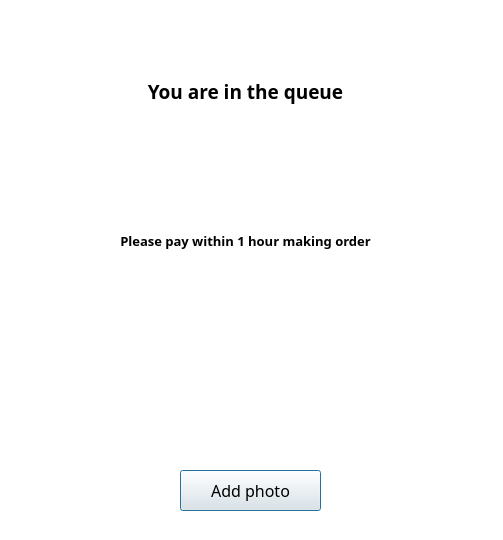
The window that frontend/src/pages/qt_designer/paying.ui (m0owo/Curate) describes before a commit, drawn with Qt 5.
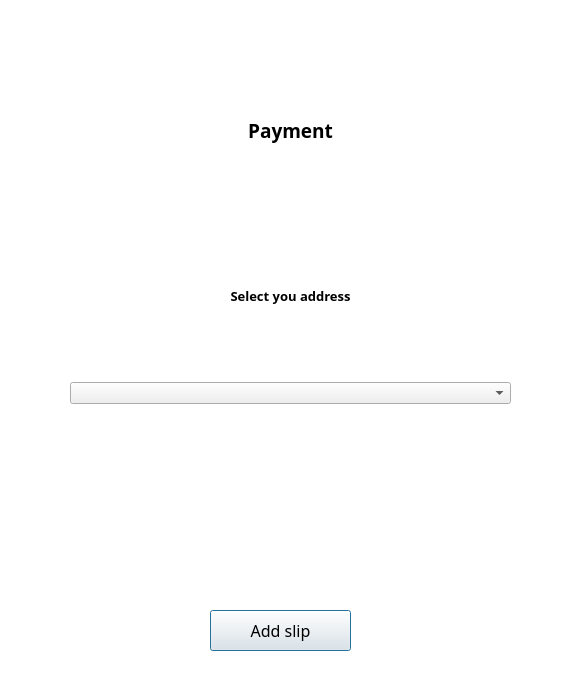
The same window after the commit. Icons and pictures are not drawn.

Commit message: (ADD) Address in user payment

What changed in the file:
```diff
--- a/frontend/src/pages/qt_designer/paying.ui
+++ b/frontend/src/pages/qt_designer/paying.ui
@@ -6,8 +6,8 @@
    <rect>
     <x>0</x>
     <y>0</y>
-    <width>503</width>
-    <height>540</height>
+    <width>569</width>
+    <height>673</height>
    </rect>
   </property>
   <property name="windowTitle">
@@ -24,10 +24,10 @@
   <widget class="QWidget" name="verticalLayoutWidget">
    <property name="geometry">
     <rect>
-     <x>50</x>
-     <y>20</y>
-     <width>391</width>
-     <height>441</height>
+     <x>70</x>
+     <y>50</y>
+     <width>441</width>
+     <height>520</height>
     </rect>
    </property>
    <layout class="QVBoxLayout" name="verticalLayout">
@@ -42,7 +42,7 @@
        </font>
       </property>
       <property name="text">
-       <string>You are in the queue</string>
+       <string>Payment</string>
       </property>
       <property name="alignment">
        <set>Qt::AlignCenter</set>
@@ -60,13 +60,16 @@
        </font>
       </property>
       <property name="text">
-       <string>Please pay within 1 hour making order</string>
+       <string>Select you address</string>
       </property>
       <property name="alignment">
        <set>Qt::AlignCenter</set>
       </property>
      </widget>
     </item>
+    <item>
+     <widget class="QComboBox" name="address_combobox"/>
+    </item>
     <item>
      <widget class="QLabel" name="qr_label">
       <property name="sizePolicy">
@@ -103,8 +106,8 @@
   <widget class="QPushButton" name="add_silp_button">
    <property name="geometry">
     <rect>
-     <x>180</x>
-     <y>470</y>
+     <x>210</x>
+     <y>610</y>
      <width>141</width>
      <height>41</height>
     </rect>
@@ -116,7 +119,7 @@
     </font>
    </property>
    <property name="text">
-    <string>Add photo</string>
+    <string>Add slip</string>
    </property>
   </widget>
  </widget>
```
The commit also changes 10 other files.
